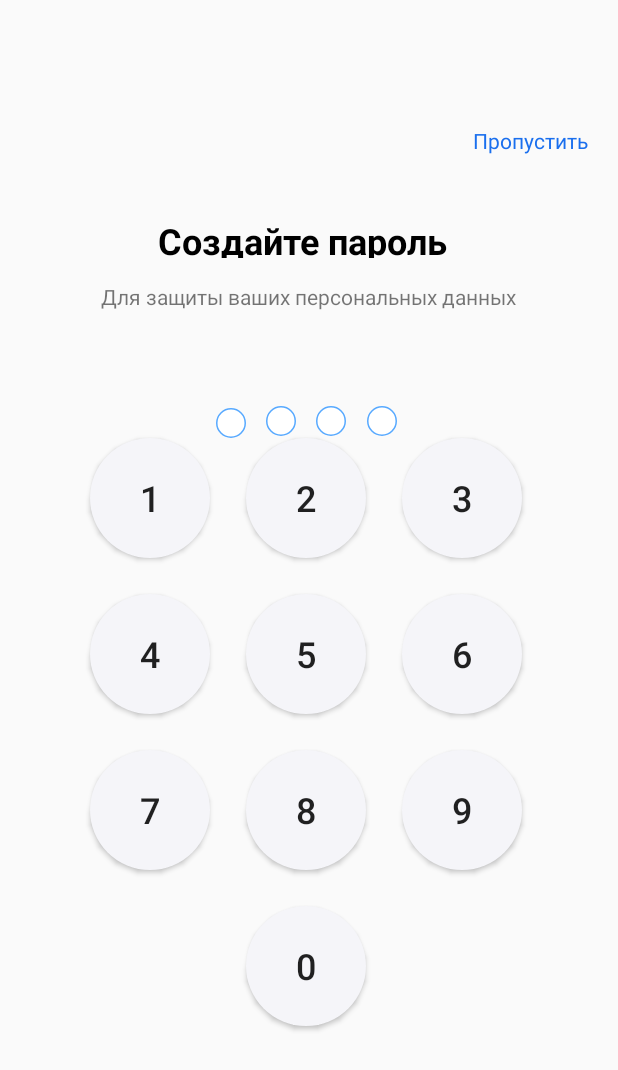
After one commit to fa1ryJack/myFirstRepo, an Android app: the CreatePassword screen opened directly, with no data from a screen before it, on a phone screen of 412 x 824 dp. The commit adds this screen. Shown: the top 1070 px of the screen. Run offline under Robolectric (Android 15) with nearby library versions, the phone set to English and light mode, and no system bars.

Commit message:
working on password activity

```diff
--- a/app/src/main/AndroidManifest.xml
+++ b/app/src/main/AndroidManifest.xml
@@ -1,7 +1,9 @@
 <?xml version="1.0" encoding="utf-8"?>
 <manifest xmlns:android="http://schemas.android.com/apk/res/android"
     xmlns:tools="http://schemas.android.com/tools">
-    <uses-permission android:name="android.permission.INTERNET"/>
+
+    <uses-permission android:name="android.permission.INTERNET" />
+
     <application
         android:allowBackup="true"
         android:dataExtractionRules="@xml/data_extraction_rules"
@@ -11,6 +13,9 @@
         android:supportsRtl="true"
         android:theme="@style/Theme.Practice"
         tools:targetApi="31">
+        <activity
+            android:name=".CreatePassword"
+            android:exported="false" />
         <activity
             android:name=".EmailCodeCheck"
             android:exported="false" />
--- /dev/null
+++ b/app/src/main/java/com/example/practice/CreatePassword.kt
@@ -0,0 +1,14 @@
+package com.example.practice
+
+import androidx.appcompat.app.AppCompatActivity
+import android.os.Bundle
+import android.view.View
+
+class CreatePassword : AppCompatActivity() {
+    override fun onCreate(savedInstanceState: Bundle?) {
+        super.onCreate(savedInstanceState)
+        setContentView(R.layout.activity_create_password)
+    }
+
+    fun password(view: View) {}
+}
--- a/app/src/main/java/com/example/practice/MainActivity2.kt
+++ b/app/src/main/java/com/example/practice/MainActivity2.kt
@@ -142,4 +142,8 @@ class MainActivity2 : AppCompatActivity() {
         }
 
     }
+
+    fun skip(view: View) {var intent = Intent(this@MainActivity2, Main::class.java)
+        startActivity(intent)
+        finish()}
 }
--- /dev/null
+++ b/app/src/main/java/com/example/practice/PasswordInput.kt
@@ -0,0 +1,4 @@
+package com.example.practice
+
+class PasswordInput {
+}
--- /dev/null
+++ b/app/src/main/res/drawable/round_button.xml
@@ -0,0 +1,7 @@
+<?xml version="1.0" encoding="utf-8"?>
+<shape xmlns:android="http://schemas.android.com/apk/res/android"
+    android:shape="oval"
+    >
+
+    <solid android:color="#F5F5F9"/>
+</shape>
--- /dev/null
+++ b/app/src/main/res/layout/activity_create_password.xml
@@ -0,0 +1,229 @@
+<?xml version="1.0" encoding="utf-8"?>
+<androidx.constraintlayout.widget.ConstraintLayout xmlns:android="http://schemas.android.com/apk/res/android"
+    xmlns:app="http://schemas.android.com/apk/res-auto"
+    xmlns:tools="http://schemas.android.com/tools"
+    android:layout_width="match_parent"
+    android:layout_height="match_parent"
+    tools:context=".CreatePassword">
+
+    <TextView
+        android:id="@+id/textView15"
+        android:layout_width="wrap_content"
+        android:layout_height="wrap_content"
+        android:layout_marginStart="50dp"
+        android:layout_marginTop="16dp"
+        android:layout_marginEnd="49dp"
+        android:text="Для защиты ваших персональных данных"
+        android:textSize="14sp"
+        app:layout_constraintEnd_toEndOf="parent"
+        app:layout_constraintHorizontal_bias="0.483"
+        app:layout_constraintStart_toStartOf="parent"
+        app:layout_constraintTop_toBottomOf="@+id/textView14" />
+
+    <TextView
+        android:id="@+id/textView14"
+        android:layout_width="200dp"
+        android:layout_height="28dp"
+        android:layout_marginStart="88dp"
+        android:layout_marginTop="144dp"
+        android:layout_marginEnd="87dp"
+        android:text="Создайте пароль"
+        android:textColor="#000000"
+        android:textSize="24sp"
+        android:textStyle="bold"
+        app:layout_constraintEnd_toEndOf="parent"
+        app:layout_constraintHorizontal_bias="0.472"
+        app:layout_constraintStart_toStartOf="parent"
+        app:layout_constraintTop_toTopOf="parent" />
+
+    <TextView
+        android:id="@+id/textView13"
+        android:layout_width="wrap_content"
+        android:layout_height="wrap_content"
+        android:layout_marginTop="84dp"
+        android:layout_marginEnd="20dp"
+        android:onClick="skip"
+        android:text="Пропустить"
+        android:textColor="#1A6FEE"
+        app:layout_constraintEnd_toEndOf="parent"
+        app:layout_constraintTop_toTopOf="parent" />
+
+    <Button
+        android:id="@+id/pass5"
+        android:layout_width="80dp"
+        android:layout_height="80dp"
+        android:layout_marginStart="164dp"
+        android:layout_marginTop="396dp"
+        android:background="@drawable/round_button"
+        android:onClick="password"
+        android:text="5"
+        android:textSize="24sp"
+        app:layout_constraintStart_toStartOf="parent"
+        app:layout_constraintTop_toTopOf="parent" />
+
+    <Button
+        android:id="@+id/pass7"
+        android:layout_width="80dp"
+        android:layout_height="80dp"
+        android:layout_marginStart="60dp"
+        android:layout_marginTop="500dp"
+        android:background="@drawable/round_button"
+        android:onClick="password"
+        android:text="7"
+        android:textSize="24sp"
+        app:layout_constraintStart_toStartOf="parent"
+        app:layout_constraintTop_toTopOf="parent" />
+
+    <Button
+        android:id="@+id/pass4"
+        android:layout_width="80dp"
+        android:layout_height="80dp"
+        android:layout_marginStart="60dp"
+        android:layout_marginTop="396dp"
+        android:background="@drawable/round_button"
+        android:onClick="password"
+        android:text="4"
+        android:textSize="24sp"
+        app:layout_constraintStart_toStartOf="parent"
+        app:layout_constraintTop_toTopOf="parent" />
+
+    <Button
+        android:id="@+id/pass2"
+        android:layout_width="80dp"
+        android:layout_height="80dp"
+        android:layout_marginStart="164dp"
+        android:layout_marginTop="292dp"
+        android:background="@drawable/round_button"
+        android:onClick="password"
+        android:text="2"
+        android:textSize="24sp"
+        app:layout_constraintStart_toStartOf="parent"
+        app:layout_constraintTop_toTopOf="parent" />
+
+    <Button
+        android:id="@+id/pass0"
+        android:layout_width="80dp"
+        android:layout_height="80dp"
+        android:layout_marginStart="164dp"
+        android:layout_marginTop="604dp"
+        android:background="@drawable/round_button"
+        android:onClick="password"
+        android:text="0"
+        android:textSize="24sp"
+        app:layout_constraintStart_toStartOf="parent"
+        app:layout_constraintTop_toTopOf="parent" />
+
+    <Button
+        android:id="@+id/pass8"
+        android:layout_width="80dp"
+        android:layout_height="80dp"
+        android:layout_marginStart="164dp"
+        android:layout_marginTop="500dp"
+        android:background="@drawable/round_button"
+        android:onClick="password"
+        android:text="8"
+        android:textSize="24sp"
+        app:layout_constraintStart_toStartOf="parent"
+        app:layout_constraintTop_toTopOf="parent" />
+
+    <Button
+        android:id="@+id/pass9"
+        android:layout_width="80dp"
+        android:layout_height="80dp"
+        android:layout_marginStart="268dp"
+        android:layout_marginTop="500dp"
+        android:background="@drawable/round_button"
+        android:onClick="password"
+        android:text="9"
+        android:textSize="24sp"
+        app:layout_constraintStart_toStartOf="parent"
+        app:layout_constraintTop_toTopOf="parent" />
+
+    <Button
+        android:id="@+id/pass6"
+        android:layout_width="80dp"
+        android:layout_height="80dp"
+        android:layout_marginStart="268dp"
+        android:layout_marginTop="396dp"
+        android:background="@drawable/round_button"
+        android:onClick="password"
+        android:text="6"
+        android:textSize="24sp"
+        app:layout_constraintStart_toStartOf="parent"
+        app:layout_constraintTop_toTopOf="parent" />
+
+    <Button
+        android:id="@+id/pass3"
+        android:layout_width="80dp"
+        android:layout_height="80dp"
+        android:layout_marginStart="268dp"
+        android:layout_marginTop="292dp"
+        android:background="@drawable/round_button"
+        android:onClick="password"
+        android:text="3"
+        android:textSize="24sp"
+        app:layout_constraintStart_toStartOf="parent"
+        app:layout_constraintTop_toTopOf="parent" />
+
+    <Button
+        android:id="@+id/pass1"
+        android:layout_width="80dp"
+        android:layout_height="80dp"
+        android:layout_marginStart="60dp"
+        android:layout_marginTop="292dp"
+        android:background="@drawable/round_button"
+        android:onClick="password"
+        android:text="1"
+        android:textSize="24sp"
+        app:layout_constraintStart_toStartOf="parent"
+        app:layout_constraintTop_toTopOf="parent" />
+
+    <ImageView
+        android:id="@+id/passwordS1"
+        android:layout_width="20dp"
+        android:layout_height="20dp"
+        app:layout_constraintBottom_toBottomOf="parent"
+        app:layout_constraintEnd_toEndOf="parent"
+        app:layout_constraintHorizontal_bias="0.368"
+        app:layout_constraintStart_toStartOf="parent"
+        app:layout_constraintTop_toTopOf="parent"
+        app:layout_constraintVertical_bias="0.338"
+        app:srcCompat="@drawable/indicator_inac" />
+
+    <ImageView
+        android:id="@+id/passwordS2"
+        android:layout_width="20dp"
+        android:layout_height="20dp"
+        app:layout_constraintBottom_toBottomOf="parent"
+        app:layout_constraintEnd_toEndOf="parent"
+        app:layout_constraintHorizontal_bias="0.452"
+        app:layout_constraintStart_toStartOf="parent"
+        app:layout_constraintTop_toTopOf="parent"
+        app:layout_constraintVertical_bias="0.337"
+        app:srcCompat="@drawable/indicator_inac" />
+
+    <ImageView
+        android:id="@+id/passwordS3"
+        android:layout_width="20dp"
+        android:layout_height="20dp"
+        app:layout_constraintBottom_toBottomOf="parent"
+        app:layout_constraintEnd_toEndOf="parent"
+        app:layout_constraintHorizontal_bias="0.537"
+        app:layout_constraintStart_toStartOf="parent"
+        app:layout_constraintTop_toTopOf="parent"
+        app:layout_constraintVertical_bias="0.337"
+        app:srcCompat="@drawable/indicator_inac" />
+
+    <ImageView
+        android:id="@+id/passwordS4"
+        android:layout_width="20dp"
+        android:layout_height="20dp"
+        app:layout_constraintBottom_toBottomOf="parent"
+        app:layout_constraintEnd_toEndOf="parent"
+        app:layout_constraintHorizontal_bias="0.624"
+        app:layout_constraintStart_toStartOf="parent"
+        app:layout_constraintTop_toTopOf="parent"
+        app:layout_constraintVertical_bias="0.337"
+        app:srcCompat="@drawable/indicator_inac" />
+
+</androidx.constraintlayout.widget.ConstraintLayout>
--- a/app/src/main/res/layout/activity_main2.xml
+++ b/app/src/main/res/layout/activity_main2.xml
@@ -74,6 +74,7 @@
         android:layout_marginTop="84dp"
         android:layout_marginEnd="20dp"
         android:text="Пропустить"
+        android:onClick="skip"
         android:textColor="#1A6FEE"
         app:layout_constraintEnd_toEndOf="parent"
         app:layout_constraintTop_toTopOf="parent" />
```
